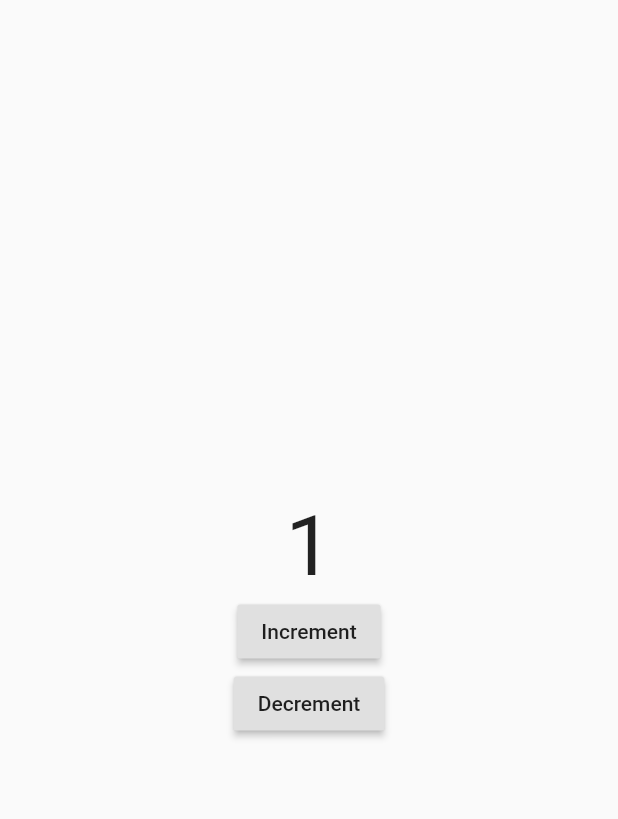
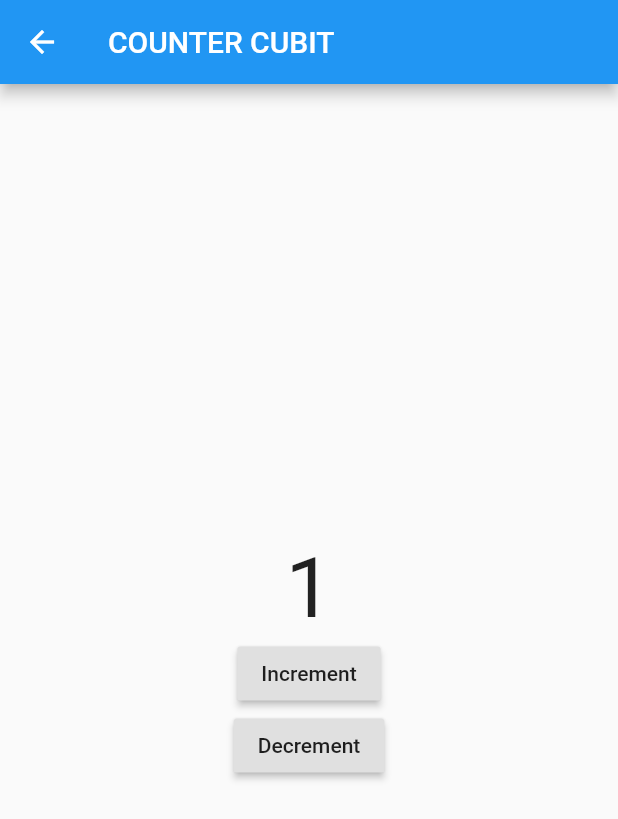
Before and after one commit to stelselim/basic_bloc, a Flutter app: the screen it shows after launch, after a tap on "Increment", on a phone screen of 412 x 824 dp. Shown: the top 819 px of the screen. Run offline on Flutter 3.47's test engine with Material 2 defaults, Android fonts, the phone set to English and light mode, and no system bars; our stand-ins replace bloc, flutter_bloc.

Commit message:
Simplest Cubit added

```diff
--- /dev/null
+++ b/lib/cubit/counter2_cubit.dart
@@ -0,0 +1,24 @@
+import 'package:bloc/bloc.dart';
+import 'package:meta/meta.dart';
+
+part 'counter2_state.dart';
+
+enum CounterCubicFunctions {
+  Increment,
+  Decrement,
+}
+
+class Counter2Cubit extends Cubit<int> {
+  Counter2Cubit() : super(0);
+
+  void increment() => emit(state - 1);
+
+  mapToFunctionsToStates(CounterCubicFunctions cubicFunctions) {
+    if (cubicFunctions == CounterCubicFunctions.Increment) {
+      emit(state + 1);
+    }
+    if (cubicFunctions == CounterCubicFunctions.Decrement) {
+      emit(state - 1);
+    }
+  }
+}
--- /dev/null
+++ b/lib/cubit/counter2_state.dart
@@ -0,0 +1,6 @@
+part of 'counter2_cubit.dart';
+
+@immutable
+abstract class Counter2State {}
+
+class Counter2Initial extends Counter2State {}
--- a/lib/main.dart
+++ b/lib/main.dart
@@ -1,4 +1,6 @@
 import 'package:bloc_easy/bloc/bloc_events.dart';
+import 'package:bloc_easy/cubit/counter2_cubit.dart';
+import 'package:bloc_easy/screen/counter_cubit_screen.dart';
 import 'package:flutter/material.dart';
 import 'package:flutter_bloc/flutter_bloc.dart';
 
@@ -12,10 +14,21 @@ void main() {
 class App extends StatelessWidget {
   @override
   Widget build(BuildContext context) {
-    return BlocProvider(
-      create: (context) => CounterBloc(),
+    return MultiBlocProvider(
+      providers: [
+        BlocProvider(
+          create: (context) => CounterBloc(),
+        ),
+        BlocProvider(
+          create: (context) => Counter2Cubit(),
+        )
+      ],
       child: MaterialApp(
-        home: ASd(),
+        initialRoute: "/countercubit",
+        routes: {
+          "/": (context) => ASd(),
+          "/countercubit": (context) => CounterCubitPage()
+        },
       ),
     );
   }
--- /dev/null
+++ b/lib/screen/counter_cubit_screen.dart
@@ -0,0 +1,49 @@
+import 'package:bloc_easy/cubit/counter2_cubit.dart';
+import 'package:flutter/material.dart';
+import 'package:flutter_bloc/flutter_bloc.dart';
+
+class CounterCubitPage extends StatelessWidget {
+  const CounterCubitPage({
+    Key key,
+  }) : super(key: key);
+
+  @override
+  Widget build(BuildContext context) {
+    return Scaffold(
+        appBar: AppBar(
+          title: Text("COUNTER CUBIT "),
+        ),
+        body: Center(
+          child: BlocBuilder<Counter2Cubit, int>(
+            builder: (context, state) {
+              return Column(
+                mainAxisAlignment: MainAxisAlignment.center,
+                children: <Widget>[
+                  Text(
+                    context.read<Counter2Cubit>().state.toString(),
+                    textScaleFactor: 4,
+                  ),
+                  RaisedButton(
+                    child: Text("Increment"),
+                    onPressed: () {
+                      context.read<Counter2Cubit>().mapToFunctionsToStates(
+                          CounterCubicFunctions.Increment);
+                      print(context.read<Counter2Cubit>().state);
+                    },
+                  ),
+                  RaisedButton(
+                    child: Text("Decrement"),
+                    onPressed: () {
+                      context.read<Counter2Cubit>().increment();
+                      // BlocProvider.of<Counter2Cubit>(context)
+                      //     .mapToFunctionsToStates(
+                      //         CounterCubicFunctions.Decrement);
+                    },
+                  ),
+                ],
+              );
+            },
+          ),
+        ));
+  }
+}
```
